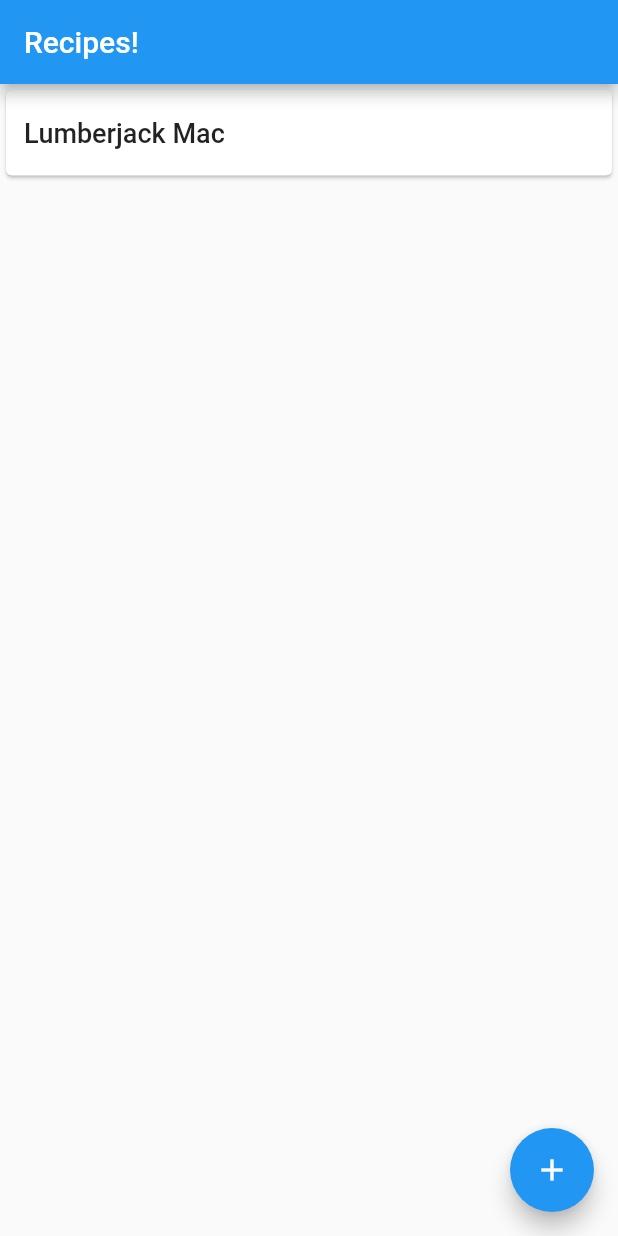
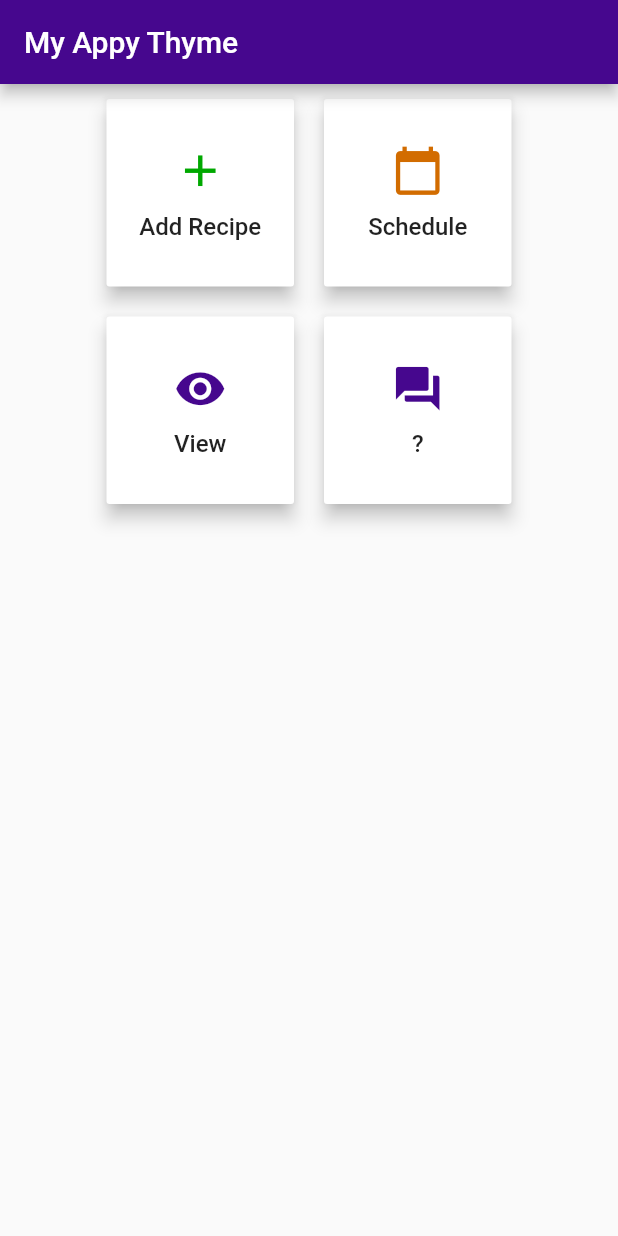
Before and after one commit to Ehadam/europa, a Flutter app: the screen it shows after launch, on a phone screen of 412 x 824 dp. Run offline on Flutter 3.47's test engine with Material 2 defaults, Android fonts, the phone set to English and light mode, and no system bars.

Commit message:
Blob commit

```diff
--- /dev/null
+++ b/lib/components/large_menu_button.dart
@@ -0,0 +1,39 @@
+import 'package:flutter/material.dart';
+
+class LargeMenuButton extends StatelessWidget {
+  LargeMenuButton({
+    this.label,
+    this.icon,
+    this.highlightColor = const Color(0xFF46078E),
+  });
+
+  final String label;
+  final IconData icon;
+  final Color highlightColor;
+
+  @override
+  Widget build(BuildContext context) {
+    return Container(
+      margin: EdgeInsets.all(10),
+      width: 125,
+      height: 125,
+      child: RaisedButton(
+        onPressed: () {},
+        elevation: 5,
+        splashColor: highlightColor.withAlpha(55),
+        color: Colors.white,
+        child: Column(
+          mainAxisAlignment: MainAxisAlignment.center,
+          children: <Widget>[
+            Icon(icon, color: highlightColor, size: 35),
+            SizedBox(height: 10),
+            Text(
+              label,
+              style: TextStyle(fontSize: 16),
+            ),
+          ],
+        ),
+      ),
+    );
+  }
+}
--- a/lib/main.dart
+++ b/lib/main.dart
@@ -1,4 +1,4 @@
-import 'package:europa/pages/recipes.dart';
+import 'package:europa/pages/home.dart';
 import 'package:flutter/material.dart';
 
 void main() => runApp(MyApp());
@@ -14,11 +14,11 @@ class _MyAppState extends State<MyApp> {
   @override
   Widget build(BuildContext context) {
     return MaterialApp(
-      title: 'Recipes!',
+      title: 'My Appy Thyme',
       theme: ThemeData(
-        primarySwatch: Colors.blue,
+        primaryColor: Color(0xFF46078E),
       ),
-      home: Recipes(),
+      home: Home(),
     );
   }
 }
--- /dev/null
+++ b/lib/pages/home.dart
@@ -0,0 +1,49 @@
+import 'package:europa/components/large_menu_button.dart';
+import 'package:flutter/material.dart';
+
+class Home extends StatelessWidget {
+  @override
+  Widget build(BuildContext context) {
+    return Scaffold(
+      appBar: AppBar(title: Text('My Appy Thyme')),
+      body: Column(
+        children: <Widget>[
+          Container(
+            child: Row(
+              mainAxisAlignment: MainAxisAlignment.center,
+              children: <Widget>[
+                Column(
+                  children: <Widget>[
+                    LargeMenuButton(
+                      label: 'Add Recipe',
+                      icon: Icons.add,
+                      highlightColor: Color(0xFF00A800),
+                    ),
+                    LargeMenuButton(
+                      label: 'View',
+                      icon: Icons.remove_red_eye,
+                      highlightColor: Color(0xFF46078E),
+                    ),
+                  ],
+                ),
+                Column(
+                  children: <Widget>[
+                    LargeMenuButton(
+                      label: 'Schedule',
+                      icon: Icons.calendar_today,
+                      highlightColor: Color(0xFFD26C00),
+                    ),
+                    LargeMenuButton(
+                      label: '?',
+                      icon: Icons.question_answer,
+                    ),
+                  ],
+                ),
+              ],
+            ),
+          ),
+        ],
+      ),
+    );
+  }
+}
```
